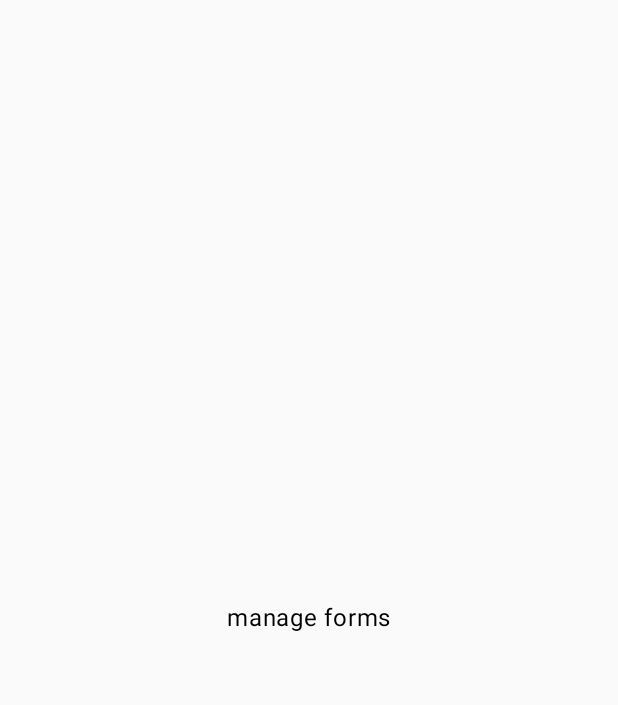
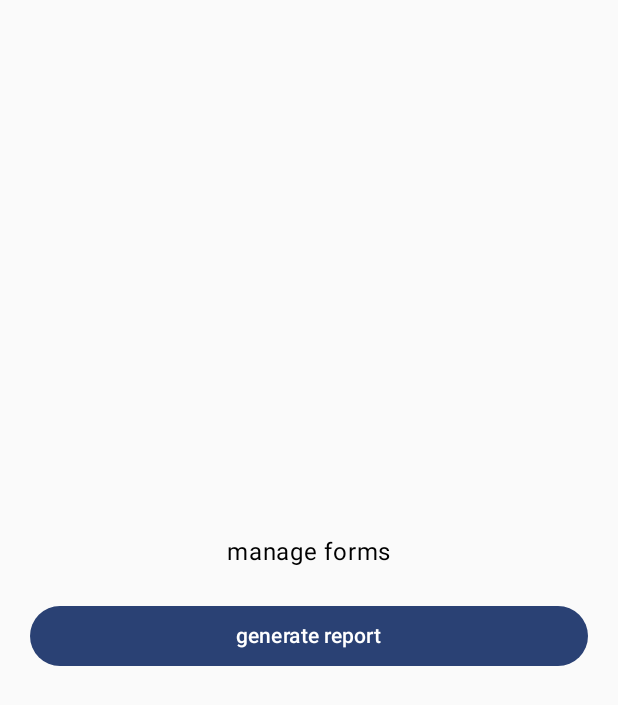
Before and after one commit to melvyniandrag/StudentLogs, an Android app built with Jetpack Compose: the ManageFormsScreen screen opened through its navigation route, on a phone screen of 412 x 824 dp. Before the commit the part shown is almost empty. Shown: the top 705 px of the screen. Run offline under Robolectric (Android 15) with nearby library versions, the phone set to English and light mode, and no system bars; our stand-ins replace Room's generated code.

Commit message:
added sketch of logic to generate pdfs.
But the tutorial I found is quite old
https://www.geeksforgeeks.org/generate-pdf-file-in-android-using-jetpack-compose/

and the permissions it requests are not supported anymore.

checking in and going to try and set the permissions right.

```diff
--- a/app/src/main/AndroidManifest.xml
+++ b/app/src/main/AndroidManifest.xml
@@ -2,6 +2,8 @@
 <manifest xmlns:android="http://schemas.android.com/apk/res/android"
     xmlns:tools="http://schemas.android.com/tools">
 
+    <uses-permission android:name="android.permission.WRITE_EXTERNAL_STORAGE"/>
+    <uses-permission android:name="android.permission.READ_EXTERNAL_STORAGE"/>
     <application
         android:allowBackup="true"
         android:dataExtractionRules="@xml/data_extraction_rules"
--- a/app/src/main/java/com/ladescoberta/studentlogs/MainActivity.kt
+++ b/app/src/main/java/com/ladescoberta/studentlogs/MainActivity.kt
@@ -2,9 +2,11 @@ package com.ladescoberta.studentlogs
 
 import ManageStudents
 import ManageStudentsScreen
+import android.content.pm.PackageManager
 import android.os.Build
 import android.os.Bundle
 import android.util.Log
+import android.widget.Toast
 import androidx.activity.ComponentActivity
 import androidx.activity.compose.setContent
 import androidx.activity.enableEdgeToEdge
@@ -111,9 +113,10 @@ class MainActivity : ComponentActivity() {
                                 //val success = navController.popBackStack()
                                 //Log.e(TAG, "successful pop? " + success.toString())
                                 // TODO WHY DOESNT popBackStack always work?
-                                if (!navController.popBackStack()) {
-                                    navController.navigate(ScreenA)
-                                }
+                                //if (!navController.popBackStack()) {
+                                //    navController.navigate(ScreenA)
+                                //}
+                                navController.navigateUp()
                             }
                         )
                     }
@@ -161,6 +164,26 @@ class MainActivity : ComponentActivity() {
             }
         }
     }
+
+    override fun onRequestPermissionsResult(
+        requestCode: Int,
+        permissions: Array<out String>,
+        grantResults: IntArray
+    ) {
+        super.onRequestPermissionsResult(requestCode, permissions, grantResults)
+        if(requestCode == 101){
+            if(grantResults.size > 1){ // code example says to check if greater than 0, but it seems to make more sense that there are at least two results since we are requesting two
+                if(grantResults[0] == PackageManager.PERMISSION_GRANTED &&
+                    grantResults[1] == PackageManager.PERMISSION_GRANTED){
+                    Toast.makeText(this, "Permissions granted!", Toast.LENGTH_SHORT).show()
+                }
+                else{
+                    Toast.makeText(this, "Permissions not granted....", Toast.LENGTH_SHORT).show()
+                    finish()
+                }
+            }
+        }
+    }
 }
 
 
--- a/app/src/main/java/com/ladescoberta/studentlogs/ManageForms.kt
+++ b/app/src/main/java/com/ladescoberta/studentlogs/ManageForms.kt
@@ -1,15 +1,36 @@
 package com.ladescoberta.studentlogs
 
+import android.app.Activity
+import android.Manifest
+import android.content.Context
+import android.content.pm.PackageManager
+import android.graphics.Bitmap
+import android.graphics.BitmapFactory
+import android.graphics.Canvas
+import android.graphics.Paint
+import android.graphics.Typeface
+import android.graphics.pdf.PdfDocument
 import android.os.Build
+import android.os.Environment
+import android.widget.Toast
 import androidx.annotation.RequiresApi
 import androidx.compose.foundation.layout.Arrangement
 import androidx.compose.foundation.layout.Column
 import androidx.compose.foundation.layout.fillMaxSize
+import androidx.compose.foundation.layout.fillMaxWidth
+import androidx.compose.foundation.layout.padding
+import androidx.compose.material3.Button
 import androidx.compose.material3.Text
 import androidx.compose.runtime.Composable
 import androidx.compose.ui.Alignment
 import androidx.compose.ui.Modifier
+import androidx.compose.ui.platform.LocalContext
+import androidx.compose.ui.unit.dp
+import androidx.core.app.ActivityCompat
+import androidx.core.content.ContextCompat
 import kotlinx.serialization.Serializable
+import java.io.File
+import java.io.FileOutputStream
 
 private const val TAG = "ManageForms"
 
@@ -20,11 +41,103 @@ object ManageForms
 fun ManageFormsScreen(
     onDone: () -> Unit
 ) {
+    val context = LocalContext.current
+    val activity = (LocalContext.current as? Activity)
+    if (checkPermissions(context)) {
+        Toast.makeText(context, "Permissions granted.", Toast.LENGTH_SHORT).show()
+    } else {
+        requestPermissions(activity!!)
+    }
     Column(
-        modifier= Modifier.fillMaxSize(),
+        modifier = Modifier.fillMaxSize(),
         verticalArrangement = Arrangement.Center,
         horizontalAlignment = Alignment.CenterHorizontally
     ) {
-        Text(text="manage forms")
+        Text(text = "manage forms")
+        Button(modifier = Modifier.fillMaxWidth()
+            .padding(20.dp),
+            onClick = {
+                generatePDF(context)
+            }) {
+            Text(text = "generate report")
+        }
     }
 }
+
+fun checkPermissions(context: Context): Boolean{
+    var writeStoragePermission = ContextCompat.checkSelfPermission(
+        context,
+        Manifest.permission.WRITE_EXTERNAL_STORAGE
+    )
+
+    var readStoragePermission = ContextCompat.checkSelfPermission(
+        context,
+        Manifest.permission.READ_EXTERNAL_STORAGE
+    )
+
+    return writeStoragePermission == PackageManager.PERMISSION_GRANTED &&
+            readStoragePermission == PackageManager.PERMISSION_GRANTED
+}
+
+
+fun requestPermissions(activity: Activity){
+    ActivityCompat.requestPermissions(
+        activity,
+        arrayOf(
+            Manifest.permission.READ_EXTERNAL_STORAGE,
+            Manifest.permission.WRITE_EXTERNAL_STORAGE
+        ),
+        101
+    )
+}
+fun generatePDF(context: Context){
+    var pageHeight = 1120
+    var pageWidth = 792
+    lateinit var bmp: Bitmap
+    lateinit var scaledbmp: Bitmap
+
+    var pdfDocument: PdfDocument = PdfDocument()
+
+    var paint: Paint = Paint()
+    var title: Paint = Paint()
+
+    bmp = BitmapFactory.decodeResource(context.resources, R.drawable.service_encounter_verification_form)
+    scaledbmp = Bitmap.createScaledBitmap(bmp, 140, 140, false)
+
+    var myPageInfo: PdfDocument.PageInfo? = PdfDocument.PageInfo.Builder(pageWidth, pageHeight, 1).create()
+
+    var myPage: PdfDocument.Page = pdfDocument.startPage(myPageInfo)
+
+    var canvas: Canvas = myPage.canvas
+
+    canvas.drawBitmap(scaledbmp, 56F, 40F, paint)
+
+    title.setTypeface(Typeface.create(Typeface.DEFAULT, Typeface.NORMAL))
+    title.textSize = 15F
+
+    title.setColor(ContextCompat.getColor(context, R.color.purple_200))
+
+    canvas.drawText("First test of filling out", 209F, 100F, title)
+    canvas.drawText("a form for sunny days!", 209F, 80F, title)
+
+    title.setTypeface(Typeface.defaultFromStyle(Typeface.NORMAL))
+    title.setColor(ContextCompat.getColor(context, R.color.purple_200))
+
+    title.textSize = 15F
+
+    title.textAlign = Paint.Align.CENTER
+    canvas.drawText("did it work?", 396F, 560F, title)
+
+    pdfDocument.finishPage(myPage)
+
+    val file : File = File(Environment.getExternalStorageDirectory(), "SunnyDays.pdf")
+
+    try{
+        pdfDocument.writeTo(FileOutputStream(file))
+        Toast.makeText(context, "file created!", Toast.LENGTH_LONG).show()
+    } catch( e: Exception ){
+        e.printStackTrace()
+        Toast.makeText(context, "failed to generate file", Toast.LENGTH_LONG).show()
+    }
+    pdfDocument.close()
+}
```
Also changed, not shown: 1 other file.
